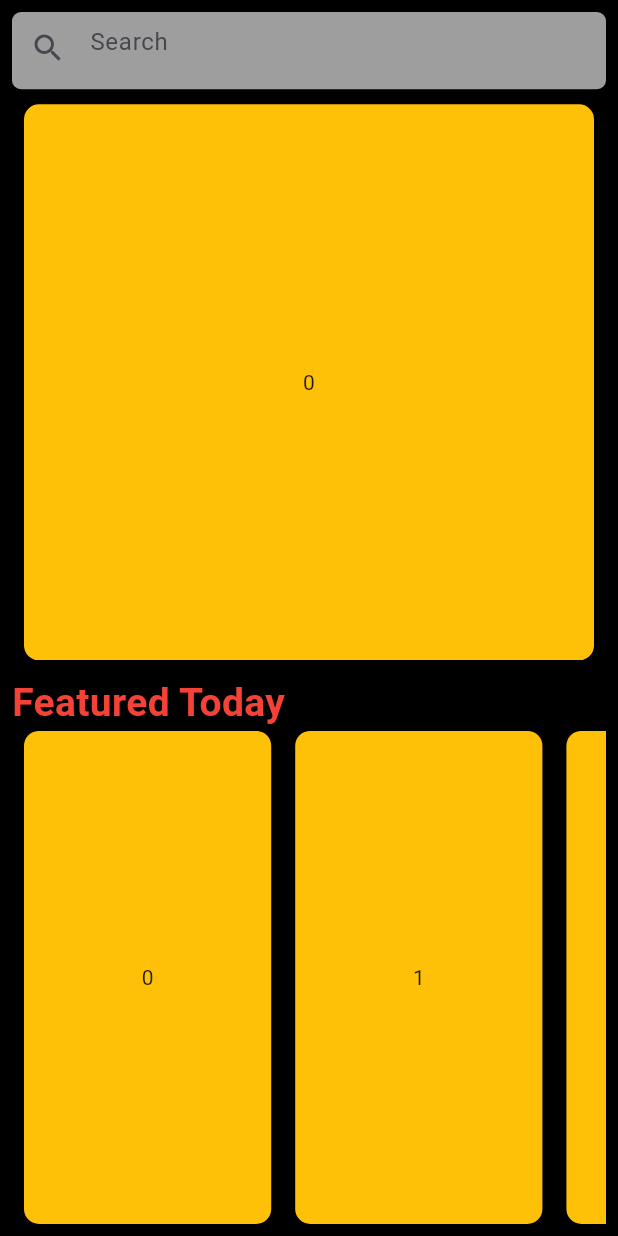
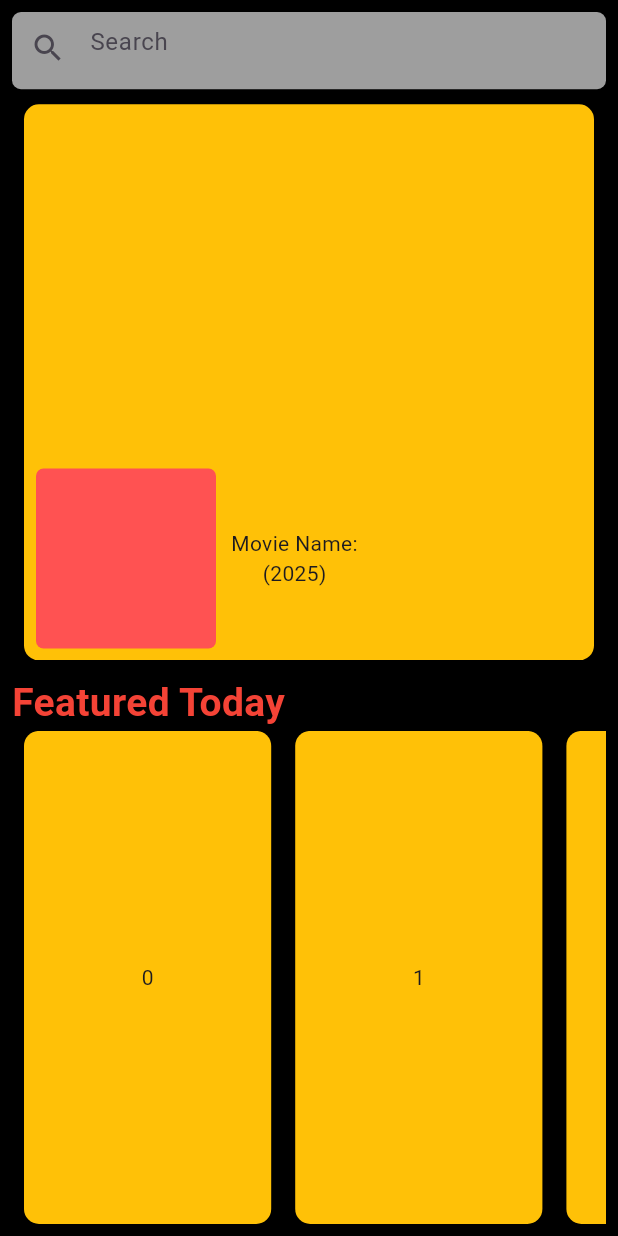
Before and after one commit to thesinghtarun/movie, a Flutter app: the screen it shows after launch, on a phone screen of 412 x 824 dp. Run offline on Flutter 3.47's test engine with Material 3 defaults, Android fonts, the phone set to English and light mode, and no system bars; drawn by our look-alikes of carousel_slider.

Commit message:
Added tab layout

```diff
--- /dev/null
+++ b/lib/controller/app_controller.dart
@@ -0,0 +1,17 @@
+import 'dart:convert';
+
+import 'package:flutter/foundation.dart';
+import 'package:http/http.dart' as http;
+
+class AppController extends ChangeNotifier {
+  final baseUrl = "https://api.themoviedb.org/3/movie/popular";
+  final api = "8d06e8645d31b61bdb9e5d785557a580";
+
+  //to get all popular movie
+  Future<void> getPopularMovies() async {
+    var response = await http.get(Uri.parse("$baseUrl?api_key=$api"));
+    if (response.statusCode == 200 || response.statusCode == 201) {
+      print("dataResponse: ${response.body}");
+    }
+  }
+}
--- /dev/null
+++ b/lib/home_page.dart
@@ -0,0 +1,13 @@
+import 'package:flutter/material.dart';
+import 'package:moviefinder/mobile/mobile_home_screen.dart';
+import 'package:moviefinder/responsive/responsive_layout.dart';
+import 'package:moviefinder/tab/tab_home_screen.dart';
+
+class HomePage extends StatelessWidget {
+  const HomePage({super.key});
+
+  @override
+  Widget build(BuildContext context) {
+    return const ResponsiveLayout(mobileLayout: MobileHomeScreen(), tabLayout: TabHomeScreen());
+  }
+}
--- a/lib/main.dart
+++ b/lib/main.dart
@@ -1,5 +1,7 @@
 import 'package:flutter/material.dart';
-import 'package:moviefinder/pages/home_screen.dart';
+import 'package:moviefinder/controller/app_controller.dart';
+import 'package:moviefinder/home_page.dart';
+import 'package:provider/provider.dart';
 
 void main() => runApp(const MyApp());
 
@@ -8,8 +10,11 @@ class MyApp extends StatelessWidget {
 
   @override
   Widget build(BuildContext context) {
-    return const MaterialApp(
-      home: HomeScreen(),
+    return ChangeNotifierProvider(
+      create: (context) => AppController(),
+      child: const MaterialApp(
+        home: HomePage(),
+      ),
     );
   }
 }
--- a/lib/pages/home_screen.dart
+++ b/lib/mobile/mobile_home_screen.dart
@@ -1,11 +1,11 @@
 import 'package:flutter/material.dart';
 
-import 'widgets/lower_listview_widget.dart';
-import 'widgets/serach_widget.dart';
-import 'widgets/upper_slider_widget.dart';
+import '../widgets/listview_mobile_tab_widget.dart';
+import '../widgets/serach_widget.dart';
+import '../widgets/carousel_slider_widegt.dart';
 
-class HomeScreen extends StatelessWidget {
-  const HomeScreen({super.key});
+class MobileHomeScreen extends StatelessWidget {
+  const MobileHomeScreen({super.key});
 
   @override
   Widget build(BuildContext context) {
@@ -20,12 +20,15 @@ class HomeScreen extends StatelessWidget {
           child: Column(
             children: [
               //Search box
-              SerachWidget(height: height, searchController: searchController),
+              SerachWidget(
+                  height: height / 16, searchController: searchController),
               const SizedBox(
                 height: 10,
               ),
               //Carousel slider
-              UpperSliderWidget(height: height),
+              CarouselSliderWidget(
+                height: height * .45,
+              ),
               //
               const SizedBox(
                 height: 10,
@@ -41,7 +44,10 @@ class HomeScreen extends StatelessWidget {
                 ),
               ),
               //lower list view(horizontal)
-              LowerListViewWidget(width: width)
+              ListViewMobileAndTabWidget(
+                width: width * .4,
+                screenWidth: width,
+              )
             ],
           ),
         ),
--- a/lib/pages/widgets/lower_listview_widget.dart
+++ /dev/null
@@ -1,28 +0,0 @@
-import 'package:flutter/material.dart';
-
-class LowerListViewWidget extends StatelessWidget {
-  const LowerListViewWidget({
-    super.key,
-    required this.width,
-  });
-
-  final double width;
-
-  @override
-  Widget build(BuildContext context) {
-    return Expanded(
-      child: ListView.builder(
-        scrollDirection: Axis.horizontal,
-        itemBuilder: (context, index) => Padding(
-          padding: const EdgeInsets.symmetric(horizontal: 8),
-          child: Container(
-            width: width * .4,
-            decoration: BoxDecoration(
-                color: Colors.amber, borderRadius: BorderRadius.circular(10)),
-            child: Center(child: Text(index.toString())),
-          ),
-        ),
-      ),
-    );
-  }
-}
--- a/lib/pages/widgets/upper_slider_widget.dart
+++ /dev/null
@@ -1,33 +0,0 @@
-import 'package:carousel_slider/carousel_slider.dart';
-import 'package:flutter/material.dart';
-
-class UpperSliderWidget extends StatelessWidget {
-  const UpperSliderWidget({
-    super.key,
-    required this.height,
-  });
-
-  final double height;
-
-  @override
-  Widget build(BuildContext context) {
-    return SizedBox(
-        child: CarouselSlider.builder(
-      itemCount: 10,
-      options: CarouselOptions(
-          height: height * .45,
-          autoPlay: true,
-          scrollPhysics: const BouncingScrollPhysics(),
-          viewportFraction: 1,
-          autoPlayInterval: const Duration(seconds: 5)),
-      itemBuilder: (context, index, realIndex) => Padding(
-        padding: const EdgeInsets.symmetric(horizontal: 8.0),
-        child: Container(
-          decoration: BoxDecoration(
-              color: Colors.amber, borderRadius: BorderRadius.circular(10)),
-          child: Center(child: Text(index.toString())),
-        ),
-      ),
-    ));
-  }
-}
--- /dev/null
+++ b/lib/responsive/responsive_layout.dart
@@ -0,0 +1,22 @@
+import 'package:flutter/material.dart';
+import 'package:moviefinder/mobile/mobile_home_screen.dart';
+import 'package:moviefinder/tab/tab_home_screen.dart';
+
+class ResponsiveLayout extends StatelessWidget {
+  final Widget mobileLayout;
+  final Widget tabLayout;
+  const ResponsiveLayout(
+      {super.key, required this.mobileLayout, required this.tabLayout});
+  @override
+  Widget build(BuildContext context) {
+    return LayoutBuilder(
+      builder: (context, constraints) {
+        if (constraints.maxWidth < 600) {
+          return const MobileHomeScreen();
+        } else {
+          return const TabHomeScreen();
+        }
+      },
+    );
+  }
+}
--- /dev/null
+++ b/lib/widgets/carousel_slider_widegt.dart
@@ -0,0 +1,61 @@
+import 'package:carousel_slider/carousel_slider.dart';
+import 'package:flutter/material.dart';
+
+class CarouselSliderWidget extends StatelessWidget {
+  const CarouselSliderWidget({
+    super.key,
+    required this.height,
+  });
+
+  final double height;
+
+  @override
+  Widget build(BuildContext context) {
+    return SizedBox(
+        child: CarouselSlider.builder(
+      itemCount: 10,
+      options: CarouselOptions(
+          height: height,
+          autoPlay: true,
+          scrollPhysics: const BouncingScrollPhysics(),
+          viewportFraction: 1,
+          autoPlayInterval: const Duration(seconds: 5)),
+      itemBuilder: (context, index, realIndex) => Padding(
+        padding: const EdgeInsets.symmetric(horizontal: 8.0),
+        child: Container(
+            decoration: BoxDecoration(
+                color: Colors.amber, borderRadius: BorderRadius.circular(10)),
+            child: Padding(
+              padding: const EdgeInsets.all(8.0),
+              child: Align(
+                alignment: Alignment.bottomCenter,
+                child: SizedBox(
+                  height: 120,
+                  child: Row(
+                    crossAxisAlignment: CrossAxisAlignment.end,
+                    mainAxisAlignment: MainAxisAlignment.start,
+                    children: [
+                      //movie image
+                      Container(
+                        height: 120,
+                        width: 120,
+                        decoration: BoxDecoration(
+                            borderRadius: BorderRadius.circular(5),
+                            color: Colors.redAccent),
+                      ),
+                      const SizedBox(
+                        width: 10,
+                      ),
+                      const Column(
+                        mainAxisAlignment: MainAxisAlignment.center,
+                        children: [Text("Movie Name:"), Text("(2025)")],
+                      )
+                    ],
+                  ),
+                ),
+              ),
+            )),
+      ),
+    ));
+  }
+}
--- /dev/null
+++ b/lib/widgets/listview_mobile_tab_widget.dart
@@ -0,0 +1,80 @@
+import 'package:flutter/material.dart';
+
+class ListViewMobileAndTabWidget extends StatelessWidget {
+  const ListViewMobileAndTabWidget({
+    super.key,
+    required this.width,
+    required this.screenWidth,
+  });
+
+  final double width;
+  final double screenWidth;
+
+  @override
+  Widget build(BuildContext context) {
+    if (screenWidth < 600) {
+      //Mobile lower layout
+      return Expanded(
+        child: ListView.builder(
+          scrollDirection: Axis.horizontal,
+          itemBuilder: (context, index) => Padding(
+            padding: const EdgeInsets.symmetric(horizontal: 8),
+            child: Container(
+              width: width,
+              decoration: BoxDecoration(
+                  color: Colors.amber, borderRadius: BorderRadius.circular(10)),
+              child: Center(child: Text(index.toString())),
+            ),
+          ),
+        ),
+      );
+    }
+    //Tab side layout
+    else {
+      return Expanded(
+        child: ListView.builder(
+          itemCount: 10, // total rows (20 items / 2 per row)
+          itemBuilder: (context, index) {
+            final leftItem = index * 2 + 1;
+            final rightItem = index * 2 + 2;
+
+            return Padding(
+              padding: const EdgeInsets.all(8.0),
+              child: Row(
+                children: [
+                  // Left container
+                  Expanded(
+                    child: Container(
+                      height: 120,
+                      decoration: BoxDecoration(
+                        color: Colors.amber,
+                        borderRadius: BorderRadius.circular(10),
+                      ),
+                      child: Center(
+                        child: Text("Item $leftItem"),
+                      ),
+                    ),
+                  ),
+                  const SizedBox(width: 10),
+                  // Right container
+                  Expanded(
+                    child: Container(
+                      height: 120,
+                      decoration: BoxDecoration(
+                        color: Colors.orange,
+                        borderRadius: BorderRadius.circular(10),
+                      ),
+                      child: Center(
+                        child: Text("Item $rightItem"),
+                      ),
+                    ),
+                  ),
+                ],
+              ),
+            );
+          },
+        ),
+      );
+    }
+  }
+}
--- a/lib/pages/widgets/serach_widget.dart
+++ b/lib/widgets/serach_widget.dart
@@ -1,4 +1,3 @@
-
 import 'package:flutter/material.dart';
 
 class SerachWidget extends StatelessWidget {
@@ -14,16 +13,16 @@ class SerachWidget extends StatelessWidget {
   @override
   Widget build(BuildContext context) {
     return Container(
-      height: height / 16,
+      height: height,
       decoration: BoxDecoration(
-          color: Colors.grey,
-          borderRadius: BorderRadius.circular(6)),
+          color: Colors.grey, borderRadius: BorderRadius.circular(6)),
       child: TextField(
         controller: searchController,
         decoration: const InputDecoration(
             prefixIcon: Icon(Icons.search),
             border: InputBorder.none,
             hintText: "Search"),
+
       ),
     );
   }
--- a/pubspec.yaml
+++ b/pubspec.yaml
@@ -36,6 +36,8 @@ dependencies:
   # Use with the CupertinoIcons class for iOS style icons.
   cupertino_icons: ^1.0.2
   carousel_slider: ^5.1.1
+  provider: ^6.1.5+1
+  http: ^1.2.0
 
 dev_dependencies:
   flutter_test:
```
Also changed, not shown: lib/tab/tab_home_screen.dart (added, +46 -0 lines), pubspec.lock, 2 other files.
